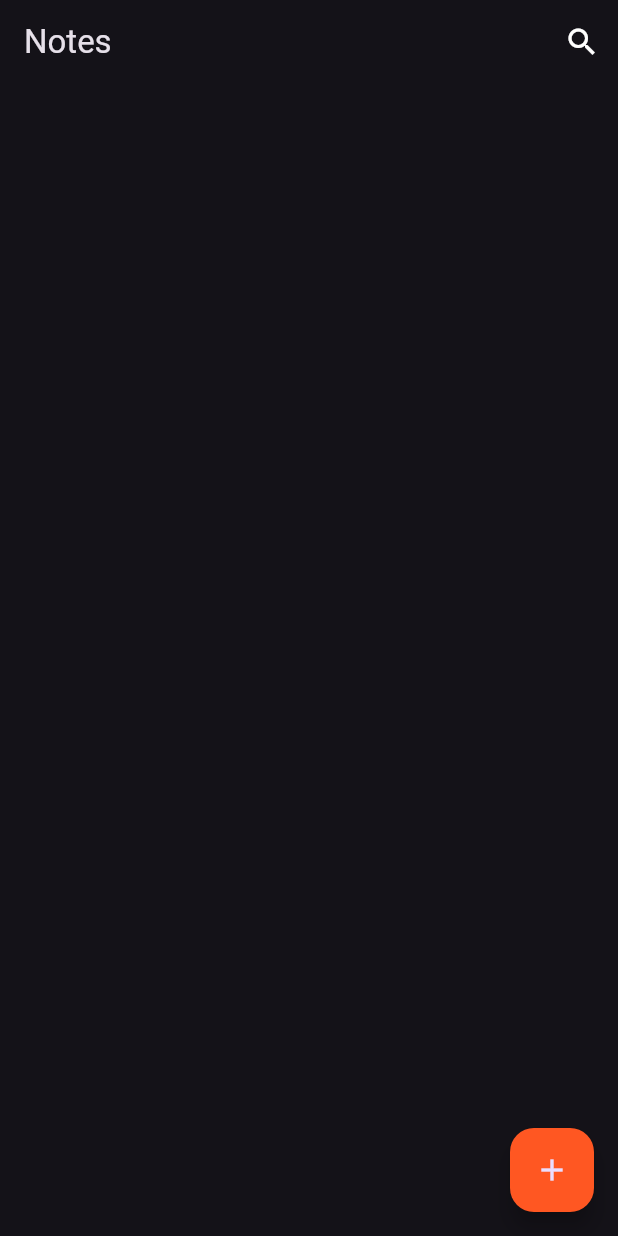
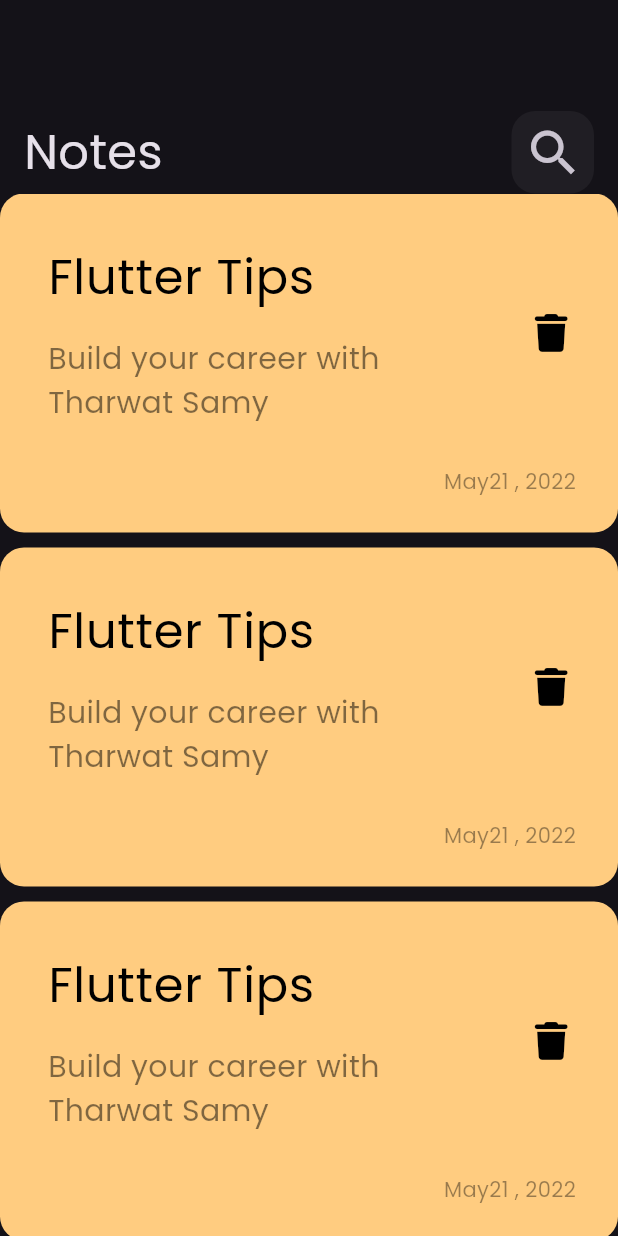
Before and after one commit to Bakry-Man/Notes-App, a Flutter app: the screen it shows after launch, on a phone screen of 412 x 824 dp. Run offline on Flutter 3.47's test engine with Material 3 defaults, Android fonts, the phone set to English and light mode, and no system bars; our stand-ins replace font_awesome_flutter.

Commit message:
create notes listview

```diff
--- a/lib/main.dart
+++ b/lib/main.dart
@@ -12,7 +12,10 @@ class NotesApp extends StatelessWidget {
   Widget build(BuildContext context) {
     return MaterialApp(
       debugShowCheckedModeBanner: false,
-      theme: ThemeData.dark(),
+      theme: ThemeData(
+        brightness: Brightness.dark,
+        fontFamily: 'Poppins',
+      ),
       home: HomeView(),
     );
   }
--- a/lib/models/note_model.dart
+++ b/lib/models/note_model.dart
@@ -5,5 +5,6 @@ class NoteModel {
   final String noteDesc;
   final Color color;
 
-  NoteModel(this.color, {required this.noteDesc, required this.noteTitle});
+  NoteModel(
+      {required this.color, required this.noteDesc, required this.noteTitle});
 }
--- a/lib/views/home_page.dart
+++ b/lib/views/home_page.dart
@@ -1,136 +1,25 @@
 import 'package:flutter/material.dart';
 import 'package:notesapp/models/note_model.dart';
+import 'package:notesapp/widgets/custom_app_bar.dart';
+import 'package:notesapp/widgets/custom_note_widget.dart';
+import 'package:notesapp/widgets/notes_list_view.dart';
 
 class HomeView extends StatelessWidget {
   HomeView({super.key});
+
   List<NoteModel> notes = [];
   @override
   Widget build(BuildContext context) {
-    return Scaffold(
-        appBar: AppBar(
-          actions: [
-            IconButton(
-                onPressed: () {},
-                icon: const Icon(
-                  Icons.search,
-                  color: Colors.white,
-                ))
-          ],
-          title: const Text(
-            'Notes',
+    return const Scaffold(
+      body: Column(
+        children: [
+          SizedBox(
+            height: 20,
           ),
-        ),
-        body: ListView.builder(
-            itemCount: notes.length,
-            itemBuilder: (context, index) {
-              return NoteWidget(
-                noteModel: notes[index],
-              );
-            }),
-        floatingActionButton: FloatingActionButton(
-          onPressed: () {},
-          backgroundColor: Colors.deepOrange,
-          child: const Icon(Icons.add),
-        ));
-  }
-}
-
-class NoteWidget extends StatelessWidget {
-  NoteWidget({
-    required this.noteModel,
-    super.key,
-  });
-
-  NoteModel noteModel;
-
-  @override
-  Widget build(BuildContext context) {
-    return Container(
-      height: 225,
-      width: double.infinity,
-      decoration: BoxDecoration(
-        borderRadius: BorderRadius.circular(16),
-        color: noteModel.color,
-      ),
-      child: Padding(
-        padding: const EdgeInsets.only(left: 32, right: 10, top: 32),
-        child: Row(
-          mainAxisAlignment: MainAxisAlignment.spaceBetween,
-          crossAxisAlignment: CrossAxisAlignment.start,
-          children: [
-            Column(
-              children: [
-                Padding(
-                  padding: const EdgeInsets.only(right: 100),
-                  child: Text(
-                    noteModel.noteTitle,
-                    style: const TextStyle(color: Colors.black, fontSize: 32),
-                  ),
-                ),
-                Text(
-                  noteModel.noteDesc,
-                  style: const TextStyle(color: Colors.black, fontSize: 16),
-                ),
-              ],
-            ),
-            Column(
-              mainAxisAlignment: MainAxisAlignment.spaceBetween,
-              children: [
-                IconButton(
-                  onPressed: () {},
-                  icon: const Icon(
-                    Icons.delete,
-                    size: 40,
-                    color: Colors.black,
-                  ),
-                ),
-                Text(
-                  DateTime.timestamp().toString(),
-                  style: const TextStyle(color: Colors.black),
-                )
-              ],
-            ),
-          ],
-        ),
+          CustomAppBar(),
+          Expanded(child: NotesListView())
+        ],
       ),
     );
   }
 }
-
-
-
-
-// child: Column(
-//             children: [
-//               Padding(
-//                 padding: const EdgeInsets.only(top: 16, left: 25),
-//                 child: Row(
-//                   mainAxisAlignment: MainAxisAlignment.spaceBetween,
-//                   children: [
-//                     const Text(
-//                       'Flutter Tips',
-//                       style: TextStyle(color: Colors.black, fontSize: 32),
-//                     ),
-//                     IconButton(
-//                       onPressed: () {},
-//                       icon: const Icon(
-//                         Icons.delete,
-//                         size: 40,
-//                       ),
-//                       color: Colors.black,
-//                     ),
-//                   ],
-//                 ),
-//               ),
-//               const Align(
-//                 alignment: Alignment.topLeft,
-//                 child: Padding(
-//                   padding: EdgeInsets.only(left: 27),
-//                   child: Text(
-//                     'Build your career with Tharwat Samy',
-//                     style: TextStyle(color: Colors.black, fontSize: 16),
-//                   ),
-//                 ),
-//               )
-//             ],
-//           ),
--- /dev/null
+++ b/lib/widgets/custom_app_bar.dart
@@ -0,0 +1,23 @@
+import 'package:flutter/material.dart';
+import 'package:notesapp/widgets/search_icon.dart';
+
+class CustomAppBar extends StatelessWidget {
+  const CustomAppBar({super.key});
+
+  @override
+  Widget build(BuildContext context) {
+    return const Padding(
+      padding: EdgeInsets.only(top: 54, left: 16, right: 16),
+      child: Row(
+        mainAxisAlignment: MainAxisAlignment.spaceBetween,
+        children: [
+          Text(
+            'Notes',
+            style: TextStyle(fontSize: 32),
+          ),
+          SearchIcon()
+        ],
+      ),
+    );
+  }
+}
--- /dev/null
+++ b/lib/widgets/custom_note_widget.dart
@@ -0,0 +1,50 @@
+import 'package:flutter/material.dart';
+import 'package:notesapp/models/note_model.dart';
+import 'package:font_awesome_flutter/font_awesome_flutter.dart';
+
+class CustomNoteWidget extends StatelessWidget {
+  const CustomNoteWidget({
+    super.key,
+  });
+
+  @override
+  Widget build(BuildContext context) {
+    return Padding(
+      padding: const EdgeInsets.only(bottom: 10),
+      child: Container(
+          padding:
+              const EdgeInsets.only(top: 24, bottom: 24, left: 16, right: 8),
+          decoration: BoxDecoration(
+            borderRadius: BorderRadius.circular(16),
+            color: const Color(0xFFFFCC80),
+          ),
+          child: Column(
+            crossAxisAlignment: CrossAxisAlignment.end,
+            children: [
+              ListTile(
+                title: const Text(
+                  'Flutter Tips',
+                  style: TextStyle(color: Colors.black, fontSize: 32),
+                ),
+                subtitle: Padding(
+                  padding: const EdgeInsets.only(top: 16),
+                  child: Text('Build your career with Tharwat Samy',
+                      style: TextStyle(
+                          color: Colors.black.withOpacity(0.5), fontSize: 20)),
+                ),
+                trailing: const Icon(
+                  FontAwesomeIcons.trash,
+                  color: Colors.black,
+                  size: 25,
+                ),
+              ),
+              Padding(
+                padding: const EdgeInsets.only(right: 20, top: 20),
+                child: Text('May21 , 2022',
+                    style: TextStyle(color: Colors.black.withOpacity(.4))),
+              )
+            ],
+          )),
+    );
+  }
+}
--- /dev/null
+++ b/lib/widgets/notes_list_view.dart
@@ -0,0 +1,13 @@
+import 'package:flutter/material.dart';
+import 'package:notesapp/widgets/custom_note_widget.dart';
+
+class NotesListView extends StatelessWidget {
+  const NotesListView({super.key});
+
+  @override
+  Widget build(BuildContext context) {
+    return ListView.builder(itemBuilder: (context, index) {
+      return const CustomNoteWidget();
+    });
+  }
+}
--- /dev/null
+++ b/lib/widgets/search_icon.dart
@@ -0,0 +1,24 @@
+import 'package:flutter/material.dart';
+
+class SearchIcon extends StatelessWidget {
+  const SearchIcon({
+    super.key,
+  });
+
+  @override
+  Widget build(BuildContext context) {
+    return Container(
+      height: 55,
+      width: 55,
+      decoration: BoxDecoration(
+          color: Colors.white.withOpacity(.05),
+          borderRadius: BorderRadius.circular(16)),
+      child: IconButton(
+          onPressed: () {},
+          icon: const Icon(
+            Icons.search,
+            size: 40,
+          )),
+    );
+  }
+}
```
Also changed, not shown: pubspec.yaml (+7 -11 lines), assets/fonts/Poppins-Regular.ttf (added), pubspec.lock.
